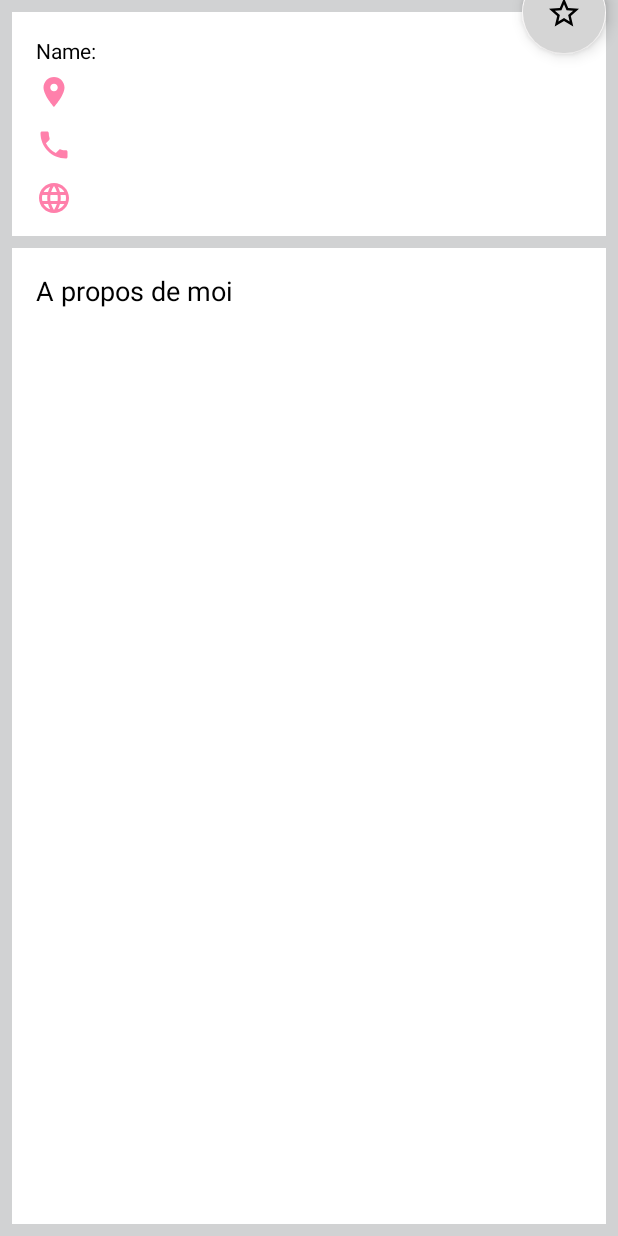
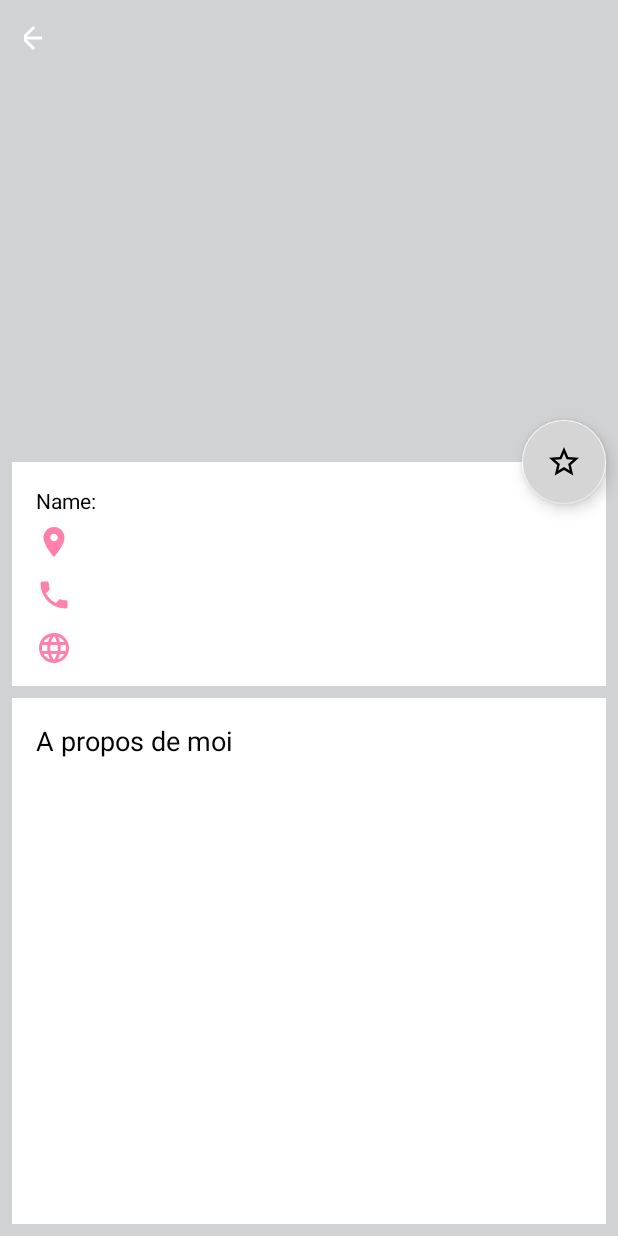
Before and after one commit to NicoJ-Git/Entrevoisins, an Android app: the DetailNeighbourgActivity screen opened directly, with no data from a screen before it, on a phone screen of 412 x 824 dp. Run offline under Robolectric (Android 15) with nearby library versions, the phone set to English and light mode, and no system bars; our stand-ins replace ButterKnife; pictures from the network do not load; 1 statement that could not run was skipped.

Commit message:
NeighbourFragment & ListNeighbourPagerAdapter OK maj Fragment + retouche layout

```diff
--- a/app/src/main/AndroidManifest.xml
+++ b/app/src/main/AndroidManifest.xml
@@ -14,11 +14,11 @@
         android:theme="@style/AppTheme.NoActionBar">
 
         <activity
-            android:name=".ui.DetailNeighbourgActivity"
+            android:name=".ui.neighbour_detail.DetailNeighbourgActivity"
             android:exported="true"
             android:label="detail" />
         <activity
-            android:name=".ui.neighbour_list.AddNeighbourActivity"
+            android:name=".ui.neighbour_adding.AddNeighbourActivity"
             android:label="@string/activity_new_neighbour" />
         <activity
             android:name=".ui.neighbour_list.ListNeighbourActivity"
--- a/app/src/main/java/com/openclassrooms/entrevoisins/service/NeighbourRepository.java
+++ b/app/src/main/java/com/openclassrooms/entrevoisins/service/NeighbourRepository.java
@@ -28,6 +28,18 @@ public interface NeighbourRepository {
      */
     void createNeighbour(Neighbour neighbour);
 
+
     Neighbour getNeighboursById(long userId);
 
+    /**
+     *
+     * create a favorite
+     * @param neighbour
+     */
+
+    void removeFavorite(long neighbour);
+
+    void addFavorite(long neighbour);
+
+    List<Neighbour> getFavoriteNeighbours();
 }
--- a/app/src/main/java/com/openclassrooms/entrevoisins/ui/DetailNeighbourgActivity.java
+++ /dev/null
@@ -1,114 +0,0 @@
-package com.openclassrooms.entrevoisins.ui;
-
-import android.content.Intent;
-import android.support.design.widget.FloatingActionButton;
-import android.support.v4.app.ActivityCompat;
-import android.support.v7.app.AppCompatActivity;
-import android.os.Bundle;
-import android.view.View;
-import android.widget.Button;
-import android.widget.EditText;
-import android.widget.ImageView;
-import android.widget.TextView;
-
-import com.bumptech.glide.Glide;
-import com.bumptech.glide.request.RequestOptions;
-import com.openclassrooms.entrevoisins.R;
-import com.openclassrooms.entrevoisins.di.DI;
-import com.openclassrooms.entrevoisins.model.Neighbour;
-import com.openclassrooms.entrevoisins.service.NeighbourRepository;
-
-import java.util.Locale;
-
-import butterknife.BindView;
-import butterknife.ButterKnife;
-
-public class DetailNeighbourgActivity extends AppCompatActivity {
-
-    private final static String DUMMY_NEIGHBOURS = "DUMMY_NEIGHBOURS";
-
-    //public Neighbour mNeighbour;
-    private NeighbourRepository mNeighbourRepository;
-
-    // UI Components
-    @BindView(R.id.editTextTextPersonName3)
-    TextView name;
-    @BindView(R.id.editTextTextPersonName2)
-    TextView name2;
-    @BindView(R.id.imageView)
-    ImageView avatar;
-    @BindView(R.id.floatingActionButton)
-    FloatingActionButton mFavoriteBtn;
-    @BindView(R.id.editTextTextPostalAddress2)
-    TextView address;
-    @BindView(R.id.editTextPhone2)
-    TextView phone;
-    @BindView(R.id.editTextTextEmailAddress2)
-    TextView email;
-    @BindView(R.id.editTextTextMultiLine)
-    TextView aboutMe;
-
-    private boolean favorite;
-    private boolean backToList;
-
-    @Override
-    protected void onCreate(Bundle savedInstanceState) {
-        super.onCreate(savedInstanceState);
-        setContentView(R.layout.activity_detail_neighbourg);
-        ButterKnife.bind(this);
-
-        long userId = getIntent().getLongExtra(DUMMY_NEIGHBOURS, -1l);
-
-        if (userId != -1l) {
-            /** si le userId est different de -1 je récupère un neighbour et j'affiche son detail
-             * recuperer tous les parametres du voisin avec l'id
-             */
-            mNeighbourRepository = DI.getNeighbourApiService();
-            Neighbour neighbour = mNeighbourRepository.getNeighboursById(userId);
-            name2.setText(neighbour.getName());
-            name.setText(neighbour.getName());
-            phone.setText(neighbour.getPhoneNumber());
-            address.setText(neighbour.getAddress());
-            email.setText("www/facebook.fr/" + neighbour.getName().toLowerCase(Locale.ROOT));
-            aboutMe.setText(neighbour.getAboutMe());
-            Glide.with(getBaseContext())
-                    .load(neighbour.getAvatarUrl().replace("/150", "/450"))
-                    .into(avatar);
-        }
-
-        /**
-         * afficher "étoile favorie" ou non si le neighbour est favori ou non
-         */
-        if (favorite) {
-            mFavoriteBtn.setImageResource(R.drawable.ic_star_white_24dp);
-        } else {
-            mFavoriteBtn.setImageResource(R.drawable.ic_star_border_white_24dp);
-        }
-
-        /**
-         * Au click FAB changement d'état étoile favorie ou non. Si neighbour est favori
-         */
-
-        mFavoriteBtn.setOnClickListener(new View.OnClickListener() {
-            @Override
-            public void onClick(View v) {
-                if (favorite) {
-                    favorite = false;
-                    mFavoriteBtn.setImageResource(R.drawable.ic_star_border_white_24dp);
-                } else {
-                    favorite = true;
-                    mFavoriteBtn.setImageResource(R.drawable.ic_star_white_24dp);
-                }
-            }
-        });
-    }
-
-    public static Intent navigate(AppCompatActivity caller, long id) {
-        Intent intent = new Intent(caller, DetailNeighbourgActivity.class);
-        intent.putExtra(DUMMY_NEIGHBOURS, id);
-
-
-        return intent;
-    }
-
-}
--- a/app/src/main/java/com/openclassrooms/entrevoisins/ui/neighbour_list/AddNeighbourActivity.java
+++ b/app/src/main/java/com/openclassrooms/entrevoisins/ui/neighbour_adding/AddNeighbourActivity.java
@@ -1,4 +1,4 @@
-package com.openclassrooms.entrevoisins.ui.neighbour_list;
+package com.openclassrooms.entrevoisins.ui.neighbour_adding;
 
 import android.content.Intent;
 import android.support.design.button.MaterialButton;
@@ -47,7 +47,7 @@ public class AddNeighbourActivity extends AppCompatActivity {
         super.onCreate(savedInstanceState);
         setContentView(R.layout.activity_add_neighbour);
         ButterKnife.bind(this);
-        getSupportActionBar().setDisplayHomeAsUpEnabled(true);
+        //getSupportActionBar().setDisplayHomeAsUpEnabled(true);
         mApiService = DI.getNeighbourApiService();
         init();
     }
--- /dev/null
+++ b/app/src/main/java/com/openclassrooms/entrevoisins/ui/neighbour_detail/DetailNeighbourgActivity.java
@@ -0,0 +1,146 @@
+package com.openclassrooms.entrevoisins.ui.neighbour_detail;
+
+import android.content.Intent;
+import android.graphics.drawable.Drawable;
+import android.support.design.widget.FloatingActionButton;
+import android.support.v7.app.AppCompatActivity;
+import android.os.Bundle;
+import android.view.View;
+import android.widget.Button;
+import android.widget.ImageButton;
+import android.widget.ImageView;
+import android.widget.TextView;
+
+import com.bumptech.glide.Glide;
+import com.openclassrooms.entrevoisins.R;
+import com.openclassrooms.entrevoisins.di.DI;
+import com.openclassrooms.entrevoisins.model.Neighbour;
+import com.openclassrooms.entrevoisins.service.NeighbourRepository;
+
+import java.util.Locale;
+
+import butterknife.BindView;
+import butterknife.ButterKnife;
+
+public class DetailNeighbourgActivity extends AppCompatActivity {
+
+    private final static String SELECTED_NEIGHBOUR_ID = "SELECTED_NEIGHBOUR_ID";
+
+    //public Neighbour mNeighbour;
+    private NeighbourRepository mNeighbourRepository;
+
+    // UI Components
+    @BindView(R.id.upButton)
+    ImageButton up;
+    @BindView(R.id.editTextTextPersonName3)
+    TextView name;
+    @BindView(R.id.editTextTextPersonName2)
+    TextView name2;
+    @BindView(R.id.imageView)
+    ImageView avatar;
+    @BindView(R.id.floatingActionButton)
+    FloatingActionButton mFavoriteBtn;
+    @BindView(R.id.editTextTextPostalAddress2)
+    TextView address;
+    @BindView(R.id.editTextPhone2)
+    TextView phone;
+    @BindView(R.id.editTextTextEmailAddress2)
+    TextView email;
+    @BindView(R.id.editTextTextMultiLine)
+    TextView aboutMe;
+
+    private Neighbour displayedNeighbour;
+    private boolean isDisplayedFavorite;//is currently displayed neighbour favorite or not ?
+    //private Neighbour favoriteNeighbourList;
+
+    @Override
+    protected void onCreate(Bundle savedInstanceState) {
+        super.onCreate(savedInstanceState);
+        setContentView(R.layout.activity_detail_neighbourg);
+        ButterKnife.bind(this);
+
+        /** return to the list with button "up"
+         */
+        up.setOnClickListener(new View.OnClickListener() {
+            @Override
+            public void onClick(View v) {
+                finish();
+            }
+        });
+
+        long neighbourId = getIntent().getLongExtra(SELECTED_NEIGHBOUR_ID, -1l);
+
+        if (neighbourId != -1l) {
+            /** si le neighbourId est different de -1 je récupère un neighbour et j'affiche son detail
+             * recuperer tous les parametres du voisin avec l'id
+             */
+            mNeighbourRepository = DI.getNeighbourApiService();
+            displayedNeighbour = mNeighbourRepository.getNeighboursById(neighbourId);
+            name2.setText(displayedNeighbour.getName());
+            name.setText(displayedNeighbour.getName());
+            phone.setText(displayedNeighbour.getPhoneNumber());
+            address.setText(displayedNeighbour.getAddress());
+            email.setText("www/facebook.fr/" + displayedNeighbour.getName().toLowerCase(Locale.ROOT));
+            aboutMe.setText(displayedNeighbour.getAboutMe());
+            Glide.with(getBaseContext())
+                    .load(displayedNeighbour.getAvatarUrl().replace("/150", "/450"))
+                    .into(avatar);
+        }
+
+        isDisplayedFavorite = displayedNeighbour.isFavorite();
+
+        /**
+         * afficher "étoile favorite" ou non
+         */
+//        if (isDisplayedFavorite) {
+//            mFavoriteBtn.setImageResource(R.drawable.ic_star_white_24dp);
+//        } else {
+//            mFavoriteBtn.setImageResource(R.drawable.ic_star_border_white_24dp);
+//        }
+        setStar(); // gérer affichage voisin en fonction de favori ou pas
+
+        /**
+         * Au click FAB changement d'état étoile favorie ou non. Si neighbour est favori
+         */
+
+        mFavoriteBtn.setOnClickListener(new View.OnClickListener() {
+
+            @Override
+            public void onClick(View v) {
+//                if (isDisplayedFavorite) {
+//                    isDisplayedFavorite = false;
+//                    mFavoriteBtn.setImageResource(R.drawable.ic_star_border_white_24dp);
+//                    mNeighbourRepository.removeFavorite(neighbourId);
+//                } else {
+//                    isDisplayedFavorite = true;
+//                    mFavoriteBtn.setImageResource(R.drawable.ic_star_white_24dp);
+//                    mNeighbourRepository.addFavorite(neighbourId);
+//                    //Toast.makeText(DetailNeighbourgActivity.this.getApplicationContext(), (CharSequence) favoriteNeighbourList.getName()+" is cheched", Toast.LENGTH_SHORT).show();
+//                }
+
+                isDisplayedFavorite = !isDisplayedFavorite;
+                setStar();
+                if (isDisplayedFavorite) {
+                    mNeighbourRepository.addFavorite(neighbourId);
+                } else {
+                    mNeighbourRepository.removeFavorite(neighbourId);
+                }
+            }
+        });
+    }
+
+    private void setStar() {
+        int starResource = isDisplayedFavorite ? R.drawable.ic_star_white_24dp : R.drawable.ic_star_border_white_24dp;
+        mFavoriteBtn.setImageResource(starResource);
+    }
+
+
+    public static Intent navigate(AppCompatActivity caller, long id) {
+        Intent intent = new Intent(caller, DetailNeighbourgActivity.class);
+        intent.putExtra(SELECTED_NEIGHBOUR_ID, id);
+
+
+        return intent;
+    }
+
+}
--- a/app/src/main/java/com/openclassrooms/entrevoisins/ui/neighbour_list/MyNeighbourRecyclerViewAdapter.java
+++ b/app/src/main/java/com/openclassrooms/entrevoisins/ui/neighbour_list/MyNeighbourRecyclerViewAdapter.java
@@ -15,7 +15,7 @@ import com.bumptech.glide.request.RequestOptions;
 import com.openclassrooms.entrevoisins.R;
 import com.openclassrooms.entrevoisins.events.DeleteNeighbourEvent;
 import com.openclassrooms.entrevoisins.model.Neighbour;
-import com.openclassrooms.entrevoisins.ui.DetailNeighbourgActivity;
+import com.openclassrooms.entrevoisins.ui.neighbour_detail.DetailNeighbourgActivity;
 
 
 import org.greenrobot.eventbus.EventBus;
--- a/app/src/main/res/layout/activity_add_neighbour.xml
+++ b/app/src/main/res/layout/activity_add_neighbour.xml
@@ -4,7 +4,7 @@
     xmlns:tools="http://schemas.android.com/tools"
     android:layout_width="match_parent"
     android:layout_height="match_parent"
-    tools:context=".ui.neighbour_list.AddNeighbourActivity">
+    tools:context=".ui.neighbour_adding.AddNeighbourActivity">
 
 
         <LinearLayout
--- a/app/src/main/res/layout/activity_detail_neighbourg.xml
+++ b/app/src/main/res/layout/activity_detail_neighbourg.xml
@@ -2,12 +2,40 @@
 <android.support.constraint.ConstraintLayout xmlns:android="http://schemas.android.com/apk/res/android"
     xmlns:app="http://schemas.android.com/apk/res-auto"
     xmlns:tools="http://schemas.android.com/tools"
-    android:id="@+id/bloc1"
+    android:id="@+id/bloc0"
     android:layout_width="match_parent"
     android:layout_height="match_parent"
     android:background="#D1D2D3"
-    tools:context=".ui.neighbour_list.AddNeighbourActivity">
+    tools:context=".ui.neighbour_adding.AddNeighbourActivity">
 
+    <android.support.constraint.ConstraintLayout
+        android:id="@+id/bloc1"
+        android:layout_width="match_parent"
+        android:layout_height="300dp"
+        app:layout_constraintTop_toTopOf="parent">
+
+        <ImageView
+            android:id="@+id/imageView"
+            android:layout_width="match_parent"
+            android:layout_height="match_parent"
+            android:scaleType="centerCrop"
+            app:layout_constraintTop_toTopOf="parent"
+            app:layout_constraintStart_toStartOf="parent"
+            tools:srcCompat="@tools:sample/avatars" />
+
+        <ImageButton
+            android:id="@+id/upButton"
+            android:layout_width="12dp"
+            android:layout_height="18dp"
+            android:layout_margin="16dp"
+            android:background="#00FFFFFF"
+            android:clickable="true"
+            android:longClickable="true"
+            android:nestedScrollingEnabled="false"
+            android:tint="#FFFFFF"
+            app:layout_constraintStart_toStartOf="parent"
+            app:layout_constraintTop_toTopOf="parent"
+            app:srcCompat="?attr/actionModeCloseDrawable" />
 
         <TextView
             android:id="@+id/editTextTextPersonName2"
@@ -15,16 +43,12 @@
             android:layout_height="wrap_content"
             android:layout_marginStart="24dp"
             android:ems="16"
+            android:textSize="24dp"
             android:textColor="#FFFFFF"
             app:layout_constraintBottom_toBottomOf="@id/imageView"
             app:layout_constraintStart_toStartOf="parent" />
 
-    <ImageView
-        android:id="@+id/imageView"
-        android:layout_width="match_parent"
-        android:layout_height="wrap_content"
-        app:layout_constraintTop_toTopOf="parent"
-        tools:srcCompat="@tools:sample/avatars" />
+    </android.support.constraint.ConstraintLayout>
 
 
     <android.support.design.widget.FloatingActionButton
@@ -36,11 +60,10 @@
         android:backgroundTint="#D5D5D5"
         android:clickable="true"
         android:tint="#FFB300"
-
         app:backgroundTint="#FAF8F8"
         app:layout_constraintBottom_toTopOf="@id/bloc2"
         app:layout_constraintEnd_toEndOf="parent"
-        app:layout_constraintTop_toBottomOf="@+id/imageView"
+        app:layout_constraintTop_toBottomOf="@id/bloc1"
         app:srcCompat="@drawable/ic_star_white_24dp" />
 
     <android.support.constraint.ConstraintLayout
@@ -54,7 +77,7 @@
         app:layout_constraintEnd_toEndOf="parent"
         app:layout_constraintHorizontal_bias="0.0"
         app:layout_constraintStart_toStartOf="parent"
-        app:layout_constraintTop_toBottomOf="@+id/imageView">
+        app:layout_constraintTop_toBottomOf="@id/bloc1">
 
 
         <TextView
@@ -132,7 +155,6 @@
         android:layout_width="0dp"
         android:layout_height="0dp"
         android:layout_margin="8dp"
-        android:layout_marginBottom="44dp"
         android:background="#FFFFFF"
         android:orientation="vertical"
         app:layout_constraintBottom_toBottomOf="parent"
@@ -161,19 +183,5 @@
 
     </LinearLayout>
 
-    <ImageButton
-        android:id="@+id/upButton"
-        android:layout_width="12dp"
-        android:layout_height="18dp"
-        android:layout_margin="16dp"
-        android:background="#00FFFFFF"
-        android:clickable="true"
-        android:longClickable="true"
-        android:nestedScrollingEnabled="false"
-        android:tint="#FFFFFF"
-        app:layout_constraintStart_toStartOf="parent"
-        app:layout_constraintTop_toTopOf="parent"
-        app:srcCompat="?attr/actionModeCloseDrawable" />
-
 
 </android.support.constraint.ConstraintLayout>
--- a/app/src/main/res/layout/fragment_neighbour.xml
+++ b/app/src/main/res/layout/fragment_neighbour.xml
@@ -16,7 +16,8 @@
         android:layout_marginBottom="10dp"
         app:layout_constraintBottom_toBottomOf="parent"
         app:layout_constraintStart_toStartOf="parent"
-        app:layout_constraintTop_toTopOf="parent" />
+        app:layout_constraintTop_toTopOf="parent"
+        tools:srcCompat="@tools:sample/avatars" />
 
     <TextView
         android:id="@+id/item_list_name"
@@ -26,7 +27,8 @@
         android:textStyle="bold"
         app:layout_constraintBottom_toBottomOf="@+id/item_list_avatar"
         app:layout_constraintStart_toEndOf="@+id/item_list_avatar"
-        app:layout_constraintTop_toTopOf="@+id/item_list_avatar" />
+        app:layout_constraintTop_toTopOf="@+id/item_list_avatar"
+        tools:text="@tools:sample/first_names"/>
 
     <ImageButton
         android:id="@+id/item_list_delete_button"
```
Also changed, not shown: app/src/main/java/com/openclassrooms/entrevoisins/model/Neighbour.java (+14 -3 lines), app/src/main/java/com/openclassrooms/entrevoisins/service/DummyNeighbourRepository.java (+38 -3 lines), app/src/main/java/com/openclassrooms/entrevoisins/ui/neighbour_list/ListNeighbourActivity.java (+4 -3 lines), app/src/main/java/com/openclassrooms/entrevoisins/ui/neighbour_list/ListNeighbourPagerAdapter.java (+8 -2 lines), app/src/main/java/com/openclassrooms/entrevoisins/ui/neighbour_list/NeighbourFragment.java (+12 -2 lines). Lines whose indentation alone changed are shown as unchanged.
